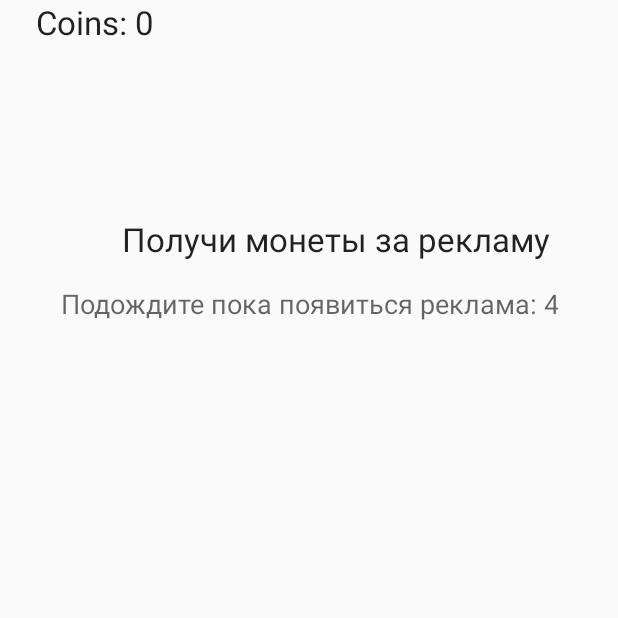
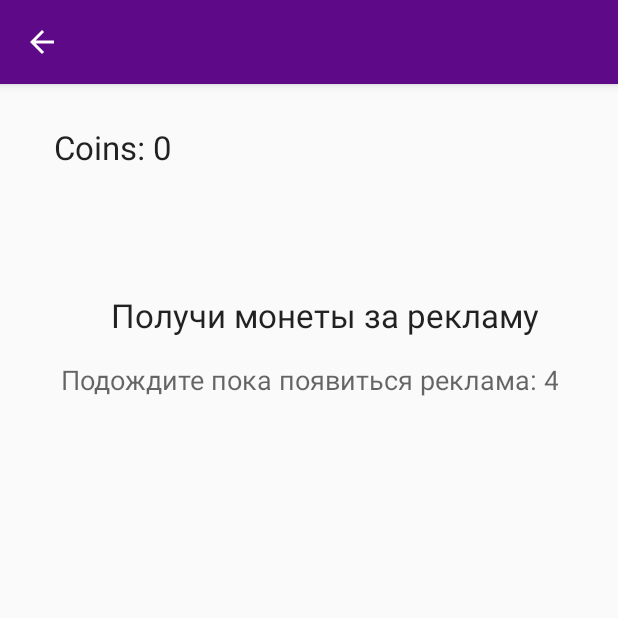
Before and after one commit to Almoder/-WHATTOSEE, an Android app: the Watch screen opened directly, with no data from a screen before it, on a phone screen of 412 x 824 dp, the top half of it. Run offline under Robolectric (Android 15) with nearby library versions, the phone set to English and light mode, and no system bars; our stand-ins replace AdMob; 2 statements that could not run were skipped.

Commit message:
Patch 0.0.1.1
-Добавлен рекламный баннер в Wacth activity
-Исправлена проблема наложения баннера на список
-Изменён размер и цвет текста в заголовках элементов списка
-Добавлена кнопка назад в Wacth activity

```diff
--- a/app/src/main/AndroidManifest.xml
+++ b/app/src/main/AndroidManifest.xml
@@ -12,6 +12,7 @@
         android:theme="@style/AppTheme">
         <activity
             android:name=".Watch"
+            android:label=""
             android:theme="@style/AppTheme1"></activity>
         <activity
             android:name=".About"
--- a/app/src/main/java/com/example/whattosee/Watch.java
+++ b/app/src/main/java/com/example/whattosee/Watch.java
@@ -2,14 +2,19 @@ package com.example.whattosee;
 
 
 
-import android.app.Activity;
 import android.os.Bundle;
 import android.os.CountDownTimer;
+import android.view.MenuItem;
 import android.view.View;
 import android.widget.Button;
 import android.widget.TextView;
 import android.widget.Toast;
+
+import androidx.appcompat.app.ActionBar;
+import androidx.appcompat.app.AppCompatActivity;
+
 import com.google.android.gms.ads.AdRequest;
+import com.google.android.gms.ads.AdView;
 import com.google.android.gms.ads.MobileAds;
 import com.google.android.gms.ads.initialization.InitializationStatus;
 import com.google.android.gms.ads.initialization.OnInitializationCompleteListener;
@@ -19,7 +24,8 @@ import com.google.android.gms.ads.rewarded.RewardedAdCallback;
 import com.google.android.gms.ads.rewarded.RewardedAdLoadCallback;
 
 /** Main Activity. Inflates main activity xml. */
-public class Watch extends Activity {
+public class Watch extends AppCompatActivity {
+    private AdView adView1;
     private static final String AD_UNIT_ID = "ca-app-pub-9595963256137742/6406704403";
     private static final long COUNTER_TIME = 10;
     private static final int GAME_OVER_REWARD = 1;
@@ -40,12 +46,21 @@ public class Watch extends Activity {
     protected void onCreate(Bundle savedInstanceState) {
         super.onCreate(savedInstanceState);
         setContentView(R.layout.activity_watch);
+        ActionBar actionBar = getSupportActionBar();
+        actionBar.setHomeButtonEnabled(true);
+        actionBar.setDisplayHomeAsUpEnabled(true);
         MobileAds.initialize(this, new OnInitializationCompleteListener() {
             @Override
             public void onInitializationComplete(InitializationStatus initializationStatus) {
             }
         });
+        adView1 = findViewById(R.id.ad_view2);
 
+        AdRequest adRequest = new AdRequest.Builder()
+                .build();
+
+        // Start loading the ad in the background.
+        adView1.loadAd(adRequest);
         loadRewardedAd();
 
         // Create the "retry" button, which tries to show a rewarded ad between game plays.
@@ -79,7 +94,18 @@ public class Watch extends Activity {
     }
 
     @Override
+    public void onDestroy() {
+        if (adView1 != null) {
+            adView1.destroy();
+        }
+        super.onDestroy();
+    }
+
+    @Override
     public void onPause() {
+        if (adView1 != null) {
+            adView1.pause();
+        }
         super.onPause();
         pauseGame();
     }
@@ -89,6 +115,9 @@ public class Watch extends Activity {
         super.onResume();
         if (!gameOver && gamePaused) {
             resumeGame();
+        }
+        if (adView1 != null) {
+            adView1.resume();
         }
     }
 
@@ -211,4 +240,14 @@ public class Watch extends Activity {
             rewardedAd.show(this, adCallback);
         }
     }
+
+    public boolean onOptionsItemSelected(MenuItem item) {
+        switch (item.getItemId()) {
+            case android.R.id.home:
+                this.finish();
+                return true;
+            default:
+                return super.onOptionsItemSelected(item);
+        }
+    }
 }
--- a/app/src/main/res/layout/activity_watch.xml
+++ b/app/src/main/res/layout/activity_watch.xml
@@ -2,6 +2,7 @@
 <RelativeLayout xmlns:android="http://schemas.android.com/apk/res/android"
     xmlns:app="http://schemas.android.com/apk/res-auto"
     xmlns:tools="http://schemas.android.com/tools"
+    xmlns:ads="http://schemas.android.com/apk/res-auto"
     android:layout_width="match_parent"
     android:layout_height="match_parent"
     android:id="@+id/fragment2"
@@ -9,13 +10,26 @@
 
     <androidx.constraintlayout.widget.ConstraintLayout
         android:layout_width="match_parent"
-        android:layout_height="match_parent">
+        android:layout_height="match_parent"
+        android:layout_alignParentStart="true"
+        android:layout_alignParentLeft="true"
+        android:layout_alignParentTop="true"
+        android:layout_alignParentEnd="true"
+        android:layout_alignParentRight="true"
+        android:layout_alignParentBottom="true"
+        android:layout_marginStart="0dp"
+        android:layout_marginLeft="0dp"
+        android:layout_marginTop="3dp"
+        android:layout_marginEnd="0dp"
+        android:layout_marginRight="0dp"
+        android:layout_marginBottom="-3dp">
 
         <TextView
             android:id="@+id/coin_count_text"
             android:layout_width="wrap_content"
             android:layout_height="wrap_content"
-            android:layout_marginLeft="24dp"
+            android:layout_marginLeft="36dp"
+            android:layout_marginTop="24dp"
             android:text="@string/default_coin_text"
             android:textAppearance="?android:attr/textAppearanceLarge"
             app:layout_constraintLeft_toLeftOf="parent"
@@ -35,11 +49,11 @@
             android:id="@+id/retry_button"
             android:layout_width="wrap_content"
             android:layout_height="wrap_content"
-            android:layout_marginTop="32dp"
+            android:layout_marginTop="64dp"
             android:text="@string/retry_button_text"
             app:layout_constraintLeft_toLeftOf="parent"
             app:layout_constraintRight_toRightOf="parent"
-            app:layout_constraintTop_toBottomOf="@id/timer" />
+            app:layout_constraintTop_toTopOf="@+id/timer" />
 
         <TextView
             android:id="@+id/timer"
@@ -60,11 +74,29 @@
             android:text="@string/impossible_game"
             android:textAppearance="?android:attr/textAppearanceLarge"
             app:layout_constraintBottom_toBottomOf="parent"
-            app:layout_constraintHorizontal_bias="0.644"
+            app:layout_constraintHorizontal_bias="0.585"
             app:layout_constraintLeft_toLeftOf="parent"
             app:layout_constraintRight_toRightOf="parent"
             app:layout_constraintTop_toTopOf="parent"
-            app:layout_constraintVertical_bias="0.127" />
+            app:layout_constraintVertical_bias="0.125" />
     </androidx.constraintlayout.widget.ConstraintLayout>
 
+    <com.google.android.gms.ads.AdView
+        android:id="@+id/ad_view2"
+        android:layout_width="wrap_content"
+        android:layout_height="57dp"
+        android:layout_alignParentStart="true"
+        android:layout_alignParentLeft="true"
+        android:layout_alignParentEnd="true"
+        android:layout_alignParentRight="true"
+        android:layout_alignParentBottom="true"
+        android:layout_marginStart="-5dp"
+        android:layout_marginLeft="-5dp"
+        android:layout_marginEnd="5dp"
+        android:layout_marginRight="5dp"
+        android:layout_marginBottom="1dp"
+        android:foregroundGravity="bottom"
+        ads:adSize="LARGE_BANNER"
+        ads:adUnitId="ca-app-pub-9595963256137742/7502904478" />
+
 </RelativeLayout>
--- a/app/src/main/res/layout/list_what.xml
+++ b/app/src/main/res/layout/list_what.xml
@@ -21,7 +21,9 @@
             android:id="@+id/name"
             android:layout_width="wrap_content"
             android:layout_height="wrap_content"
-            android:text="Название" />
+            android:text="Название"
+            android:textColor="@color/Black"
+            android:textSize="18dp"/>
 
         <TextView
             android:id="@+id/discription"
--- a/app/src/main/res/values/colors.xml
+++ b/app/src/main/res/values/colors.xml
@@ -3,5 +3,6 @@
     <color name="colorPrimary">#3A1363</color>
     <color name="colorPrimaryDark">#3A1363</color>
     <color name="colorAccent">#5E0988</color>
+    <color name="Black">#000</color>
     <color name="CLR">@drawable/color</color>
 </resources>
```
Also changed, not shown: app/src/main/res/layout/app_bar_main.xml (+21 -7 lines).
